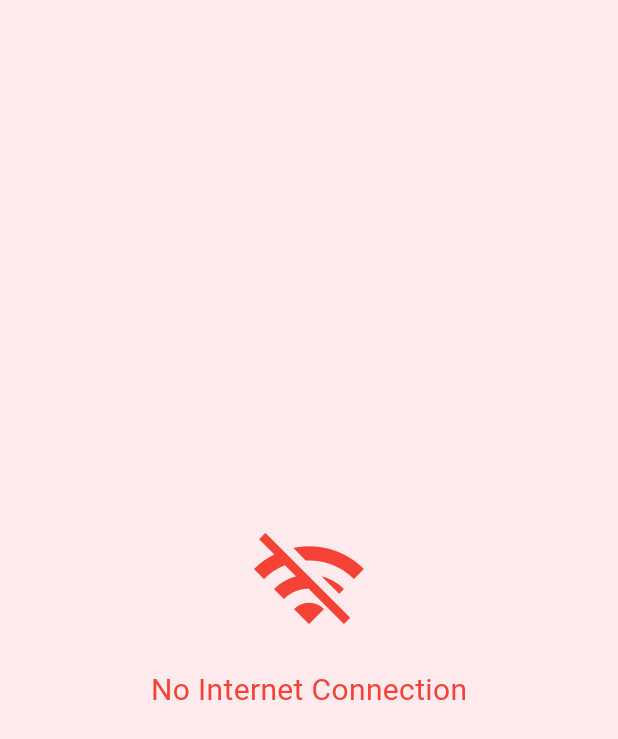
After one commit to Akshay4977/flutter_demo, a Flutter app: the NoInternetScreen screen opened directly, on a phone screen of 412 x 824 dp. The commit adds this screen. Shown: the top 739 px of the screen. Run offline on Flutter 3.47's test engine with Material 3 defaults, Android fonts, the phone set to English and light mode, and no system bars; our stand-ins replace connectivity_plus, dio, fl_chart, flutter_riverpod, flutter_secure_storage, go_router and 2 more; accounts and stored records are empty.

Commit message:
internet connection check demo implemetation

```diff
--- a/lib/main.dart
+++ b/lib/main.dart
@@ -1,10 +1,12 @@
 import 'package:flutter/material.dart';
+import 'package:flutter_riverpod/flutter_riverpod.dart';
 import 'package:go_router_demo/app_router_config.dart';
+import 'package:go_router_demo/widgets/connection_check.dart';
 import 'package:logger/logger.dart';
 
 void main() {
   Logger.level = Level.error;
-  runApp(const MyApp());
+  runApp(const ProviderScope(child: ConnectionCheck()));
 }
 
 class MyApp extends StatelessWidget {
--- /dev/null
+++ b/lib/screens/connectivity_error_screen.dart
@@ -0,0 +1,26 @@
+import 'package:flutter/material.dart';
+
+class NoInternetScreen extends StatelessWidget {
+  const NoInternetScreen({super.key});
+
+  @override
+  Widget build(BuildContext context) {
+    return Scaffold(
+      backgroundColor: Colors.red[50],
+      body: Center( // This centers the Column and avoids overflow
+        child: Column(
+          mainAxisSize: MainAxisSize.min, // Prevent Column from taking full height
+          mainAxisAlignment: MainAxisAlignment.center,
+          children: [
+            Icon(Icons.wifi_off, size: 80, color: Colors.red),
+            SizedBox(height: 16),
+            Text(
+              'No Internet Connection',
+              style: TextStyle(fontSize: 20, color: Colors.red),
+            ),
+          ],
+        ),
+      ),
+    );
+  }
+}
--- /dev/null
+++ b/lib/widgets/connection_check.dart
@@ -0,0 +1,24 @@
+import 'package:flutter/material.dart';
+import 'package:flutter_riverpod/flutter_riverpod.dart';
+import 'package:go_router_demo/main.dart';
+import '../providers/network_providers.dart';
+import '../screens/connectivity_error_screen.dart';
+import '../utils/internet_status_check.dart';
+
+class ConnectionCheck extends ConsumerWidget {
+  const ConnectionCheck({super.key});
+
+  @override
+  Widget build(BuildContext context, WidgetRef ref) {
+    final connectionStatus = ref.watch(isConnectedProvider);
+    final internetStatus = ref.watch(internetStatusProvider);
+
+    if (!internetStatus) {
+      return const MaterialApp(
+        home: NoInternetScreen(),
+      );
+    } else {
+      return const MyApp();
+    }
+  }
+}
--- a/pubspec.yaml
+++ b/pubspec.yaml
@@ -41,6 +41,9 @@ dependencies:
   json_serializable: ^6.9.0
   logger: ^2.5.0
   fl_chart: ^0.66.0
+  connectivity_plus: 2.3.0
+  internet_connection_checker: 0.0.1
+  flutter_riverpod: 2.4.0
 
 
 dev_dependencies:
```
Also changed, not shown: lib/providers/network_providers.dart (added, +16 -0 lines), lib/utils/internet_status_check.dart (added, +25 -0 lines), lib/utils/network_connection_check.dart (added, +39 -0 lines), pubspec.lock, 3 other files.
